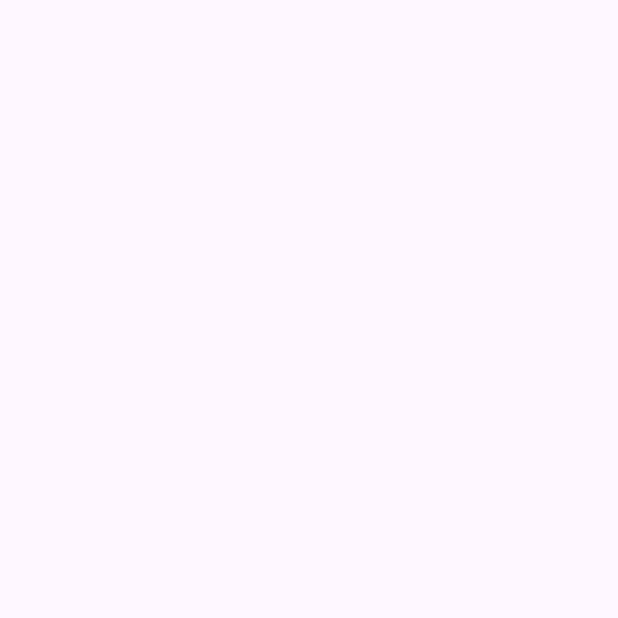
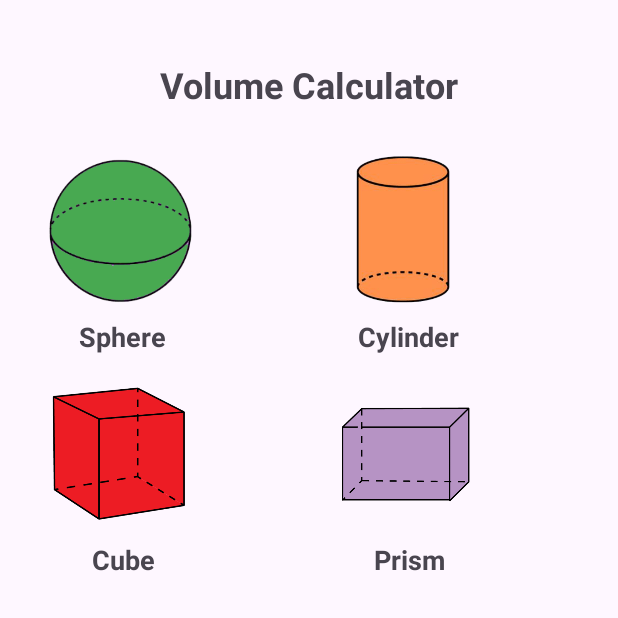
Before and after one commit to mshajkarami/Volume-Calculator, an Android app: the screen it shows after launch (MainActivity), on a phone screen of 412 x 824 dp, the top half of it. Before the commit the part shown is empty. Run offline under Robolectric (Android 15) with nearby library versions, the phone set to English and light mode, and no system bars.

Commit message:
Finish GridView Of Layout

```diff
--- a/app/src/main/java/ir/hajkarami/volumecalculator/MainActivity.kt
+++ b/app/src/main/java/ir/hajkarami/volumecalculator/MainActivity.kt
@@ -1,6 +1,7 @@
 package ir.hajkarami.volumecalculator
 
 import android.os.Bundle
+import android.widget.GridView
 import androidx.activity.enableEdgeToEdge
 import androidx.appcompat.app.AppCompatActivity
 import androidx.core.view.ViewCompat
@@ -8,11 +9,37 @@ import androidx.core.view.WindowInsetsCompat
 import ir.hajkarami.volumecalculator.databinding.ActivityMainBinding
 
 class MainActivity : AppCompatActivity() {
+
     private lateinit var binding: ActivityMainBinding
+    private lateinit var shapeArrayList: ArrayList<Shape>
+    private lateinit var adapter: MyCustomAdapter
+
     override fun onCreate(savedInstanceState: Bundle?) {
         super.onCreate(savedInstanceState)
         binding = ActivityMainBinding.inflate(layoutInflater)
         enableEdgeToEdge()
         setContentView(binding.root)
+
+        shapeArrayList = ArrayList()
+
+        val shape1: Shape = Shape("Sphere", R.drawable.sphere)
+        val shape2: Shape = Shape("Cylinder", R.drawable.cylinder)
+        val shape3: Shape = Shape("Cube", R.drawable.cube)
+        val shape4: Shape = Shape("Prism", R.drawable.prism)
+
+
+
+        shapeArrayList.add(shape1)
+        shapeArrayList.add(shape2)
+        shapeArrayList.add(shape3)
+        shapeArrayList.add(shape4)
+
+        adapter = MyCustomAdapter(this,shapeArrayList)
+
+        binding.apply {
+            gridView.adapter = adapter
+            gridView.numColumns = 2
+        }
+
     }
 }
--- a/app/src/main/res/layout/activity_main.xml
+++ b/app/src/main/res/layout/activity_main.xml
@@ -7,14 +7,26 @@
     android:layout_height="match_parent"
     tools:context=".MainActivity">
 
-    <androidx.gridlayout.widget.GridLayout
+    <GridView
         android:id="@+id/gridView"
-        android:layout_width="0dp"
+        android:layout_width="match_parent"
         android:layout_height="0dp"
+        android:layout_margin="15dp"
         app:layout_constraintBottom_toBottomOf="parent"
         app:layout_constraintEnd_toEndOf="parent"
         app:layout_constraintStart_toStartOf="parent"
-        app:layout_constraintTop_toTopOf="parent">
+        app:layout_constraintTop_toBottomOf="@+id/textView">
+    </GridView>
 
-    </androidx.gridlayout.widget.GridLayout>
+    <TextView
+        android:id="@+id/textView"
+        android:layout_width="wrap_content"
+        android:layout_height="wrap_content"
+        android:layout_marginTop="40dp"
+        android:text="Volume Calculator"
+        android:textSize="24sp"
+        android:textStyle="bold"
+        app:layout_constraintEnd_toEndOf="parent"
+        app:layout_constraintStart_toStartOf="parent"
+        app:layout_constraintTop_toTopOf="parent" />
 </androidx.constraintlayout.widget.ConstraintLayout>
--- a/app/src/main/res/layout/grid_item_layout.xml
+++ b/app/src/main/res/layout/grid_item_layout.xml
@@ -3,12 +3,12 @@
     xmlns:app="http://schemas.android.com/apk/res-auto"
     xmlns:tools="http://schemas.android.com/tools"
     android:layout_width="match_parent"
-    android:layout_height="match_parent">
+    android:layout_height="wrap_content">
 
     <ImageView
         android:id="@+id/imageView"
-        android:layout_width="wrap_content"
-        android:layout_height="wrap_content"
+        android:layout_width="100dp"
+        android:layout_height="100dp"
         android:layout_marginStart="16dp"
         android:layout_marginTop="16dp"
         app:layout_constraintStart_toStartOf="parent"
@@ -19,12 +19,13 @@
         android:id="@+id/titleTextView"
         android:layout_width="wrap_content"
         android:layout_height="wrap_content"
-        android:layout_marginTop="12dp"
+        android:layout_marginTop="8dp"
         android:text="title"
         android:textSize="18sp"
         android:textStyle="bold"
+        app:layout_constraintBottom_toBottomOf="parent"
         app:layout_constraintEnd_toEndOf="@+id/imageView"
-        app:layout_constraintHorizontal_bias="0.514"
+        app:layout_constraintHorizontal_bias="0.515"
         app:layout_constraintStart_toStartOf="@+id/imageView"
         app:layout_constraintTop_toBottomOf="@+id/imageView" />
 
```
Also changed, not shown: app/src/main/res/drawable/back2.jpg (added), app/src/main/res/drawable/background.jpg (added), app/src/main/res/drawable/cube.png (added), app/src/main/res/drawable/cylinder.png (added), app/src/main/res/drawable/prism.png (added), app/src/main/res/drawable/sphere.png (added).
